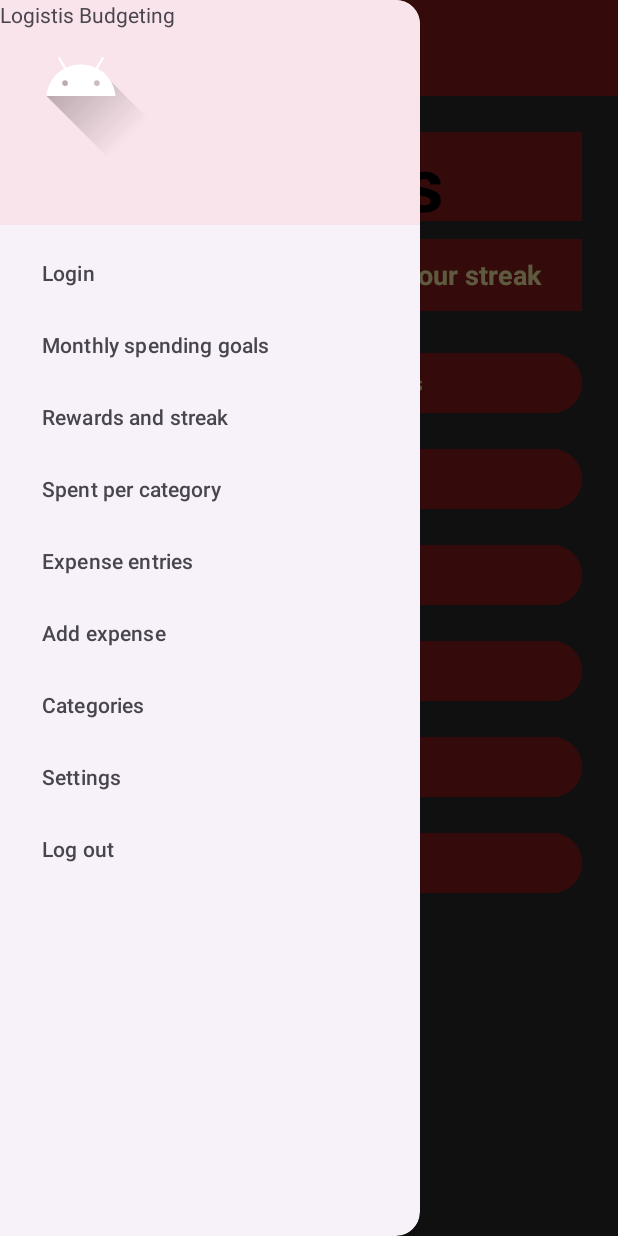
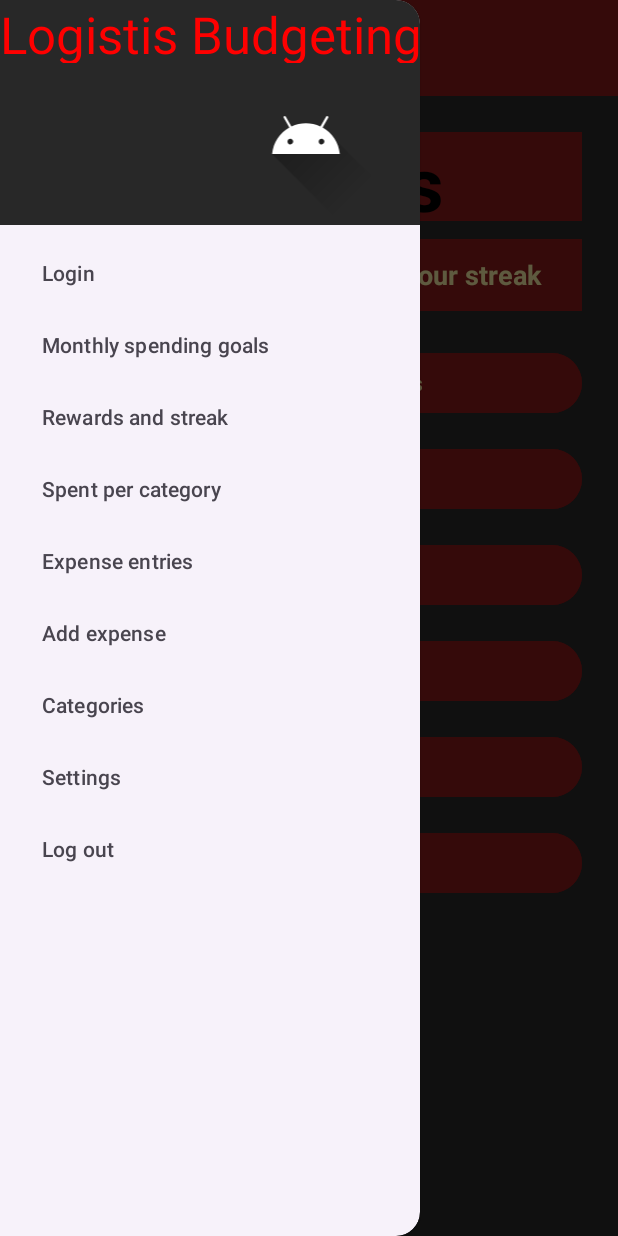
Before and after one commit to Batxen/OPSC7311_Logistis, an Android app: the Menu screen opened directly, with no data from a screen before it, with the side drawer open, on a phone screen of 412 x 824 dp. Run offline under Robolectric (Android 15) with nearby library versions, the phone set to English and light mode, and no system bars; our stand-ins replace Room's generated code.

Commit message:
Update nav_header.xml

```diff
--- a/app/src/main/res/layout/nav_header.xml
+++ b/app/src/main/res/layout/nav_header.xml
@@ -1,18 +1,27 @@
 <?xml version="1.0" encoding="utf-8"?>
 <androidx.constraintlayout.widget.ConstraintLayout xmlns:android="http://schemas.android.com/apk/res/android"
-    android:layout_width="match_parent"
+    xmlns:app="http://schemas.android.com/apk/res-auto"
+    xmlns:tools="http://schemas.android.com/tools"
+    android:layout_width="wrap_content"
     android:layout_height="150dp"
-    android:background="#FAE4EB"
+    android:background="#282828"
     android:orientation="vertical">
 
     <ImageView
-        android:layout_width="wrap_content"
-    android:layout_height="wrap_content"
-    android:contentDescription="@string/settings"
-    android:src="@drawable/ic_launcher_foreground" />
+        android:layout_width="408dp"
+        android:layout_height="106dp"
+        android:layout_marginBottom="4dp"
+        android:contentDescription="@string/settings"
+        android:src="@drawable/ic_launcher_foreground"
+        app:layout_constraintBottom_toBottomOf="parent"
+        tools:layout_editor_absoluteX="1dp"
+        tools:srcCompat="@drawable/logo_design" />
+
     <TextView
-        android:layout_width="wrap_content"
-    android:layout_height="wrap_content"
-    android:text="@string/my_navigation_drawer_demo"/>
+        android:layout_width="409dp"
+        android:layout_height="42dp"
+        android:text="@string/my_navigation_drawer_demo"
+        android:textColor="#FF0000"
+        android:textSize="34sp" />
 
 </androidx.constraintlayout.widget.ConstraintLayout>
```
